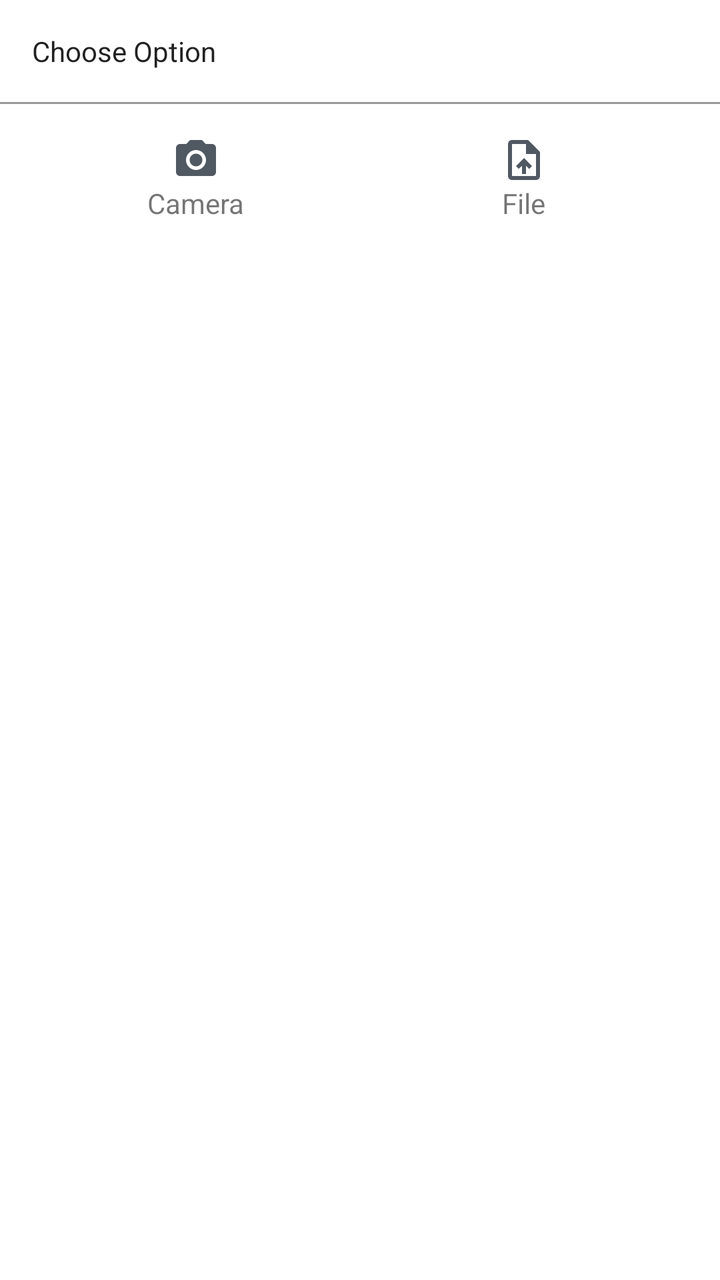
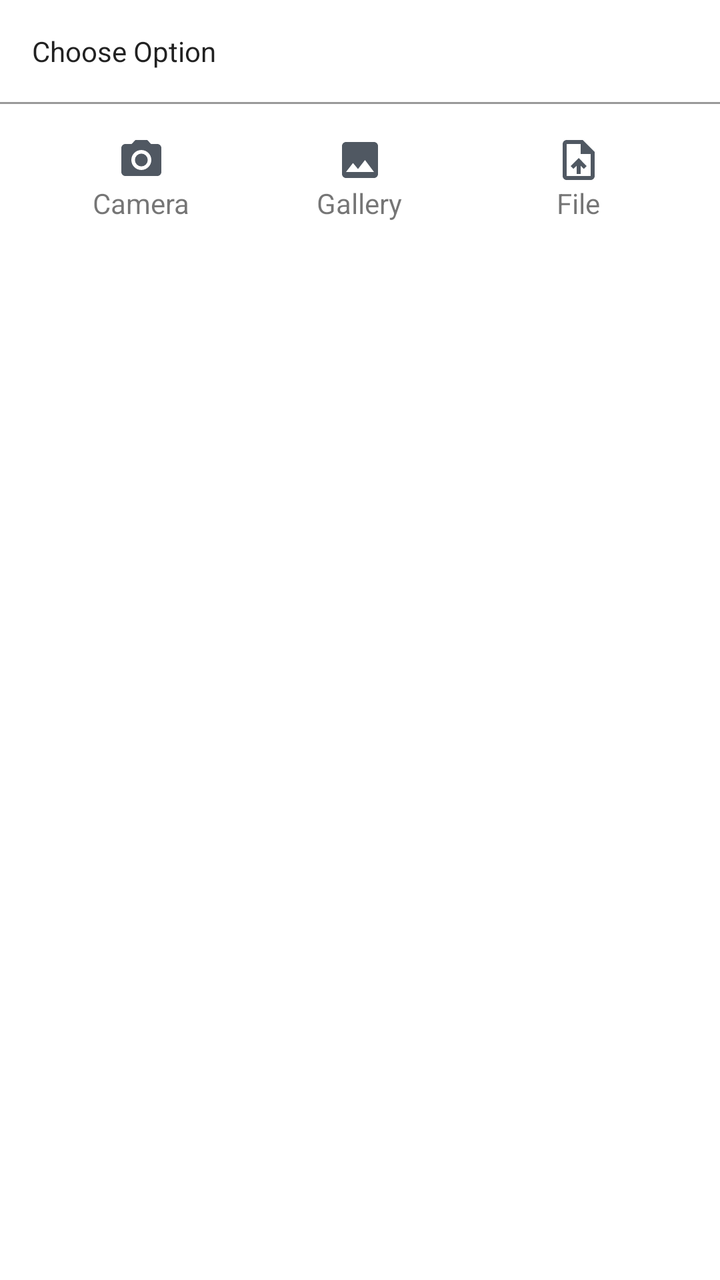

Two renders of the same Android screen: before a commit and after it. Below are the layout's source before the change and the commit's diff.
<!-- AndroidManifest.xml: another module's application theme Theme.YMChatExample -->
<!-- res/layout/bottom_sheet_dialog_attachment.xml -->
<?xml version="1.0" encoding="utf-8"?>
<LinearLayout xmlns:android="http://schemas.android.com/apk/res/android"
    android:layout_width="match_parent"
    android:layout_height="wrap_content"
    android:orientation="vertical">

    <TextView
        style="@style/TextAppearance.AppCompat.Body1"
        android:layout_width="match_parent"
        android:layout_height="wrap_content"
        android:layout_margin="@dimen/ym_margin_normal"
        android:text="@string/ym_title_choose_option" />

    <View
        android:layout_width="match_parent"
        android:layout_height="1dp"
        android:background="@color/black_overlay" />


    <LinearLayout
        android:layout_width="match_parent"
        android:layout_height="wrap_content"
        android:layout_margin="@dimen/ym_margin_normal"
        android:orientation="horizontal">

        <LinearLayout
            android:id="@+id/camera_layout"
            android:layout_width="0dp"
            android:layout_height="wrap_content"
            android:layout_gravity="center"
            android:layout_weight="1"
            android:gravity="center"
            android:orientation="vertical">

            <ImageView
                android:layout_width="wrap_content"
                android:layout_height="wrap_content"
                android:src="@drawable/ic_camera_ym" />

            <TextView
                android:layout_width="wrap_content"
                android:layout_height="wrap_content"
                android:text="@string/ym_title_camera" />
        </LinearLayout>

        <LinearLayout
            android:id="@+id/file_layout"
            android:layout_width="0dp"
            android:layout_height="wrap_content"
            android:layout_gravity="center"
            android:layout_weight="1"
            android:gravity="center"
            android:orientation="vertical">

            <ImageView
                android:layout_width="wrap_content"
                android:layout_height="wrap_content"
                android:src="@drawable/ic_upload_file_ym" />

            <TextView
                android:layout_width="wrap_content"
                android:layout_height="wrap_content"
                android:text="@string/ym_title_file" />
        </LinearLayout>


    </LinearLayout>
</LinearLayout>
<!-- resources referenced by this layout -->
<resources>
  <color name="black_overlay">#66000000</color>
  <dimen name="ym_margin_normal">16dp</dimen>
  <!-- drawable ic_camera_ym (drawable) -->
  <vector xmlns:android="http://schemas.android.com/apk/res/android"
      android:width="24dp"
      android:height="24dp"
      android:tint="@color/ym_icon_color"
      android:viewportWidth="24"
      android:viewportHeight="24">
      <path
          android:fillColor="@android:color/white"
          android:pathData="M12,12m-3.2,0a3.2,3.2 0,1 1,6.4 0a3.2,3.2 0,1 1,-6.4 0" />
      <path
          android:fillColor="@android:color/white"
          android:pathData="M9,2L7.17,4L4,4c-1.1,0 -2,0.9 -2,2v12c0,1.1 0.9,2 2,2h16c1.1,0 2,-0.9 2,-2L22,6c0,-1.1 -0.9,-2 -2,-2h-3.17L15,2L9,2zM12,17c-2.76,0 -5,-2.24 -5,-5s2.24,-5 5,-5 5,2.24 5,5 -2.24,5 -5,5z" />
  </vector>
  <!-- drawable ic_upload_file_ym (drawable) -->
  <vector xmlns:android="http://schemas.android.com/apk/res/android"
      android:width="24dp"
      android:height="24dp"
      android:tint="@color/ym_icon_color"
      android:viewportWidth="24"
      android:viewportHeight="24">
      <path
          android:fillColor="@android:color/white"
          android:pathData="M14,2L6,2c-1.1,0 -1.99,0.9 -1.99,2L4,20c0,1.1 0.89,2 1.99,2L18,22c1.1,0 2,-0.9 2,-2L20,8l-6,-6zM18,20L6,20L6,4h7v5h5v11zM8,15.01l1.41,1.41L11,14.84L11,19h2v-4.16l1.59,1.59L16,15.01 12.01,11z" />
  </vector>
  <string name="ym_title_camera">Camera</string>
  <string name="ym_title_choose_option">Choose Option</string>
  <string name="ym_title_file">File</string>
  <style name="Theme.YMChatExample" parent="Theme.MaterialComponents.DayNight.DarkActionBar">
          
          <item name="colorPrimary">@color/purple_500</item>
          <item name="colorPrimaryVariant">@color/purple_700</item>
          <item name="colorOnPrimary">@color/white</item>
          
          <item name="colorSecondary">@color/teal_200</item>
          <item name="colorSecondaryVariant">@color/teal_700</item>
          <item name="colorOnSecondary">@color/black</item>
          
          <item name="android:statusBarColor" tools:targetApi="l">?attr/colorPrimaryVariant</item>
          
      </style>
  <color name="ym_icon_color">@color/ymIconColor</color>
  <color name="purple_500">#FF6200EE</color>
  <color name="purple_700">#FF3700B3</color>
  <color name="white">#FFFFFFFF</color>
  <color name="teal_200">#FF03DAC5</color>
  <color name="teal_700">#FF018786</color>
  <color name="black">#FF000000</color>
  <color name="ymIconColor">#505862</color>
</resources>

<!-- the commit's change to res/layout/bottom_sheet_dialog_attachment.xml (unified diff, before → after) -->
@@ -44,6 +44,26 @@
         </LinearLayout>
 
         <LinearLayout
+            android:id="@+id/gallery_layout"
+            android:layout_width="0dp"
+            android:layout_height="wrap_content"
+            android:layout_gravity="center"
+            android:layout_weight="1"
+            android:gravity="center"
+            android:orientation="vertical">
+
+            <ImageView
+                android:layout_width="wrap_content"
+                android:layout_height="wrap_content"
+                android:src="@drawable/ic_image_ym" />
+
+            <TextView
+                android:layout_width="wrap_content"
+                android:layout_height="wrap_content"
+                android:text="@string/ym_title_gallery" />
+        </LinearLayout>
+
+        <LinearLayout
             android:id="@+id/file_layout"
             android:layout_width="0dp"
             android:layout_height="wrap_content"
<!-- resource entries referenced after the edit -->
@@ -16,6 +16,18 @@
           android:fillColor="@android:color/white"
           android:pathData="M9,2L7.17,4L4,4c-1.1,0 -2,0.9 -2,2v12c0,1.1 0.9,2 2,2h16c1.1,0 2,-0.9 2,-2L22,6c0,-1.1 -0.9,-2 -2,-2h-3.17L15,2L9,2zM12,17c-2.76,0 -5,-2.24 -5,-5s2.24,-5 5,-5 5,2.24 5,5 -2.24,5 -5,5z" />
   </vector>
+  <!-- drawable ic_image_ym (drawable) -->
+  <vector xmlns:android="http://schemas.android.com/apk/res/android"
+      android:width="24dp"
+      android:height="24dp"
+      android:autoMirrored="true"
+      android:tint="@color/ym_icon_color"
+      android:viewportWidth="24"
+      android:viewportHeight="24">
+      <path
+          android:fillColor="@android:color/white"
+          android:pathData="M21,19V5c0,-1.1 -0.9,-2 -2,-2H5c-1.1,0 -2,0.9 -2,2v14c0,1.1 0.9,2 2,2h14c1.1,0 2,-0.9 2,-2zM8.5,13.5l2.5,3.01L14.5,12l4.5,6H5l3.5,-4.5z" />
+  </vector>
   <!-- drawable ic_upload_file_ym (drawable) -->
   <vector xmlns:android="http://schemas.android.com/apk/res/android"
       android:width="24dp"
@@ -30,6 +42,7 @@
   <string name="ym_title_camera">Camera</string>
   <string name="ym_title_choose_option">Choose Option</string>
   <string name="ym_title_file">File</string>
+  <string name="ym_title_gallery">Gallery</string>
   <style name="Theme.YMChatExample" parent="Theme.MaterialComponents.DayNight.DarkActionBar">
           
           <item name="colorPrimary">@color/purple_500</item>
